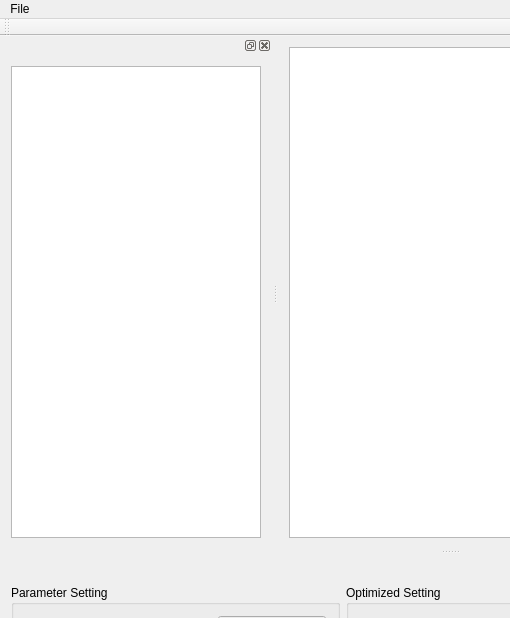
Old version of the form DehazePlatform/mainwindow.ui in the repository DehazeProgram/DehazePlatform; both pictures show x 0 to 510 and y 0 to 618 of the 900 by 800 pixel window.
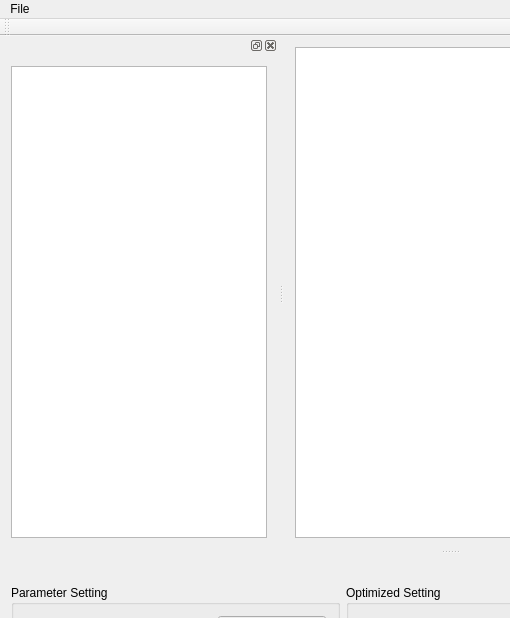
New version of the form.

Patch:
```diff
--- a/DehazePlatform/mainwindow.ui
+++ b/DehazePlatform/mainwindow.ui
@@ -82,7 +82,7 @@
         <bool>true</bool>
        </property>
        <property name="sizePolicy">
-        <sizepolicy hsizetype="Expanding" vsizetype="Expanding">
+        <sizepolicy hsizetype="Preferred" vsizetype="Preferred">
          <horstretch>0</horstretch>
          <verstretch>0</verstretch>
         </sizepolicy>
@@ -95,7 +95,7 @@
        </property>
        <property name="maximumSize">
         <size>
-         <width>250</width>
+         <width>545654</width>
          <height>16777215</height>
         </size>
        </property>
```
